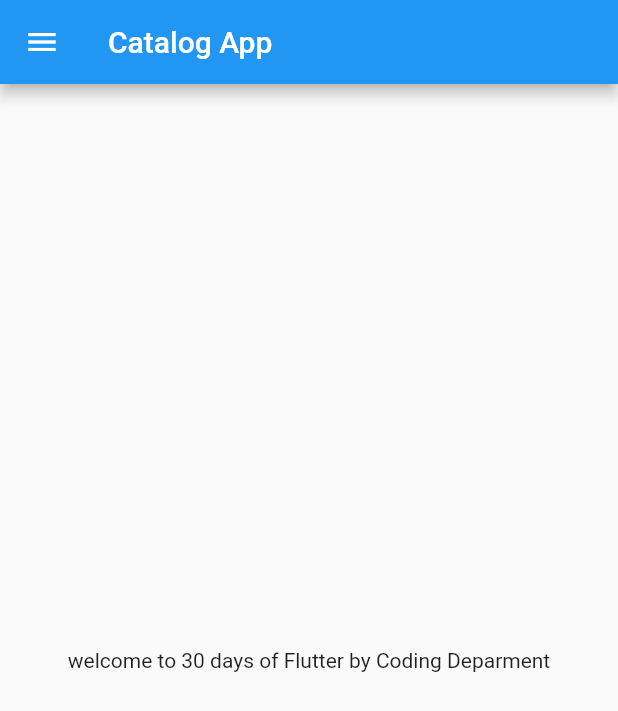
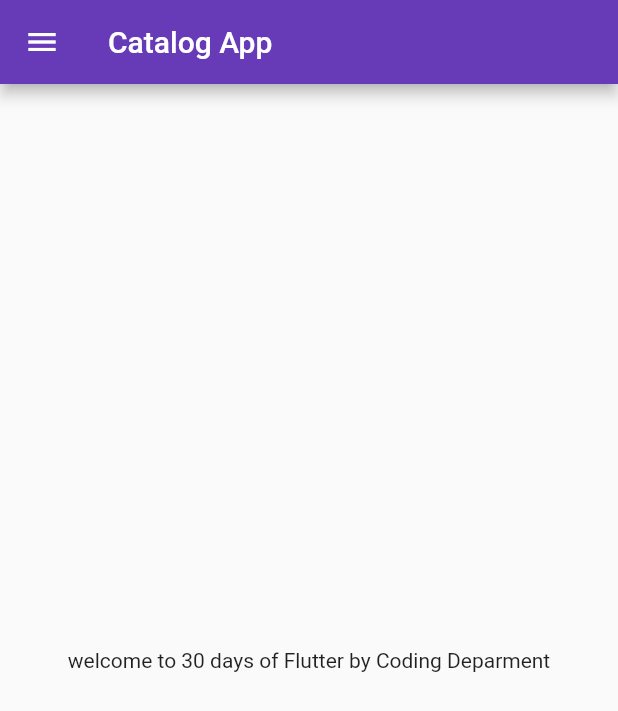
Before and after one commit to SunnySanyalAnb/flutter_catalog, a Flutter app: the screen it shows after launch, on a phone screen of 412 x 824 dp. Shown: the top 711 px of the screen. Run offline on Flutter 3.47's test engine with Material 2 defaults, Android fonts, the phone set to English and light mode, and no system bars.

Commit message:
day 3 completed

```diff
--- a/lib/main.dart
+++ b/lib/main.dart
@@ -1,17 +1,24 @@
 import 'package:flutter/material.dart';
-import 'package:flutter_catalog/home_page.dart';
+import 'package:flutter_catalog/pages/home_page.dart';
+import 'package:flutter_catalog/pages/login_page.dart';
+import 'pages/login_page.dart';
+import 'pages/home_page.dart';
 
 void main() => runApp(MyApp());
 
 class MyApp extends StatelessWidget {
-  const MyApp({Key? key}) : super(key: key);
-
   @override
   Widget build(BuildContext context) {
-    int days = 30;
-    String name = "Coding Deparment";
     return MaterialApp(
-      home: Homepage(),
+      themeMode: ThemeMode.light,
+      theme: ThemeData(primarySwatch: Colors.deepPurple),
+      darkTheme: ThemeData(brightness: Brightness.dark),
+      initialRoute: "/home",
+      routes: {
+        "/": (context) => LoginPage(),
+        "/home": (context) => HomePage(),
+        "/login": (context) => LoginPage(),
+      },
     );
   }
 }
--- a/lib/home_page.dart
+++ b/lib/pages/home_page.dart
@@ -1,9 +1,9 @@
 import 'package:flutter/material.dart';
 
-class Homepage extends StatelessWidget {
+class HomePage extends StatelessWidget {
   final int days = 30;
   final String name = "Coding Deparment";
-  const Homepage({Key? key}) : super(key: key);
+  //const Homepage({Key? key}) : super(key: key);
 
   @override
   Widget build(BuildContext context) {
```
Also changed, not shown: lib/pages/login_page.dart (added, +20 -0 lines).
